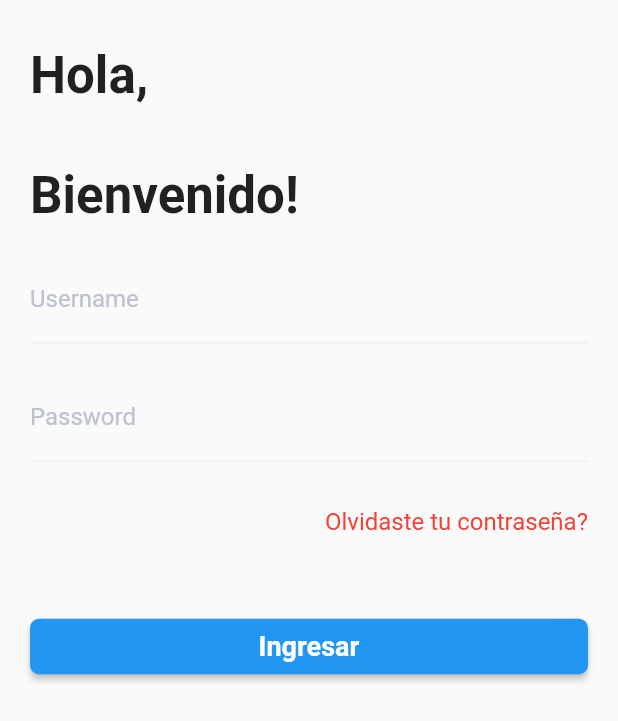
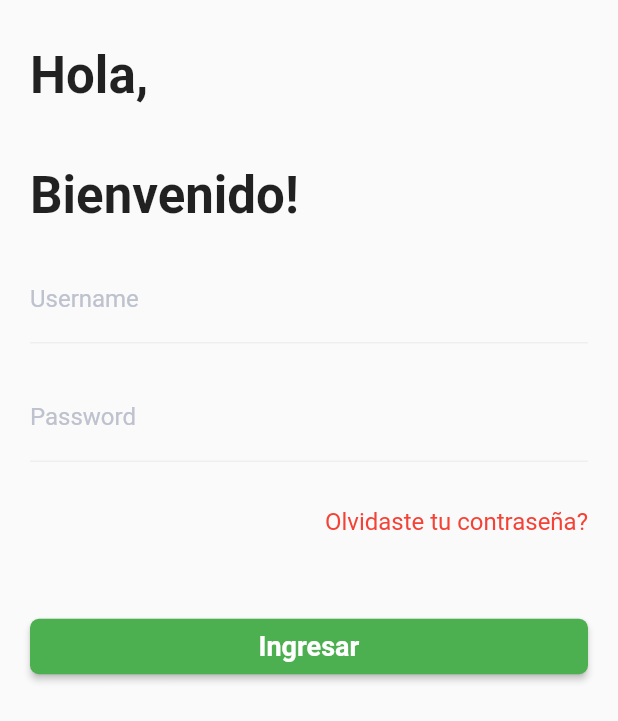
Before and after one commit to AntonyChinVal/flutter-clean-architecture, a Flutter app: the screen it shows after launch, on a phone screen of 412 x 824 dp. Shown: the top 721 px of the screen. Run offline on Flutter 3.47's test engine with Material 2 defaults, Android fonts, the light colour scheme and no system bars; our stand-ins replace bloc, dio, equatable, firebase_auth, firebase_core, flutter_bloc and 6 more; missing offline and left inert: flutter_facebook_auth; accounts and stored records are empty.

Commit message:
Firebas, Google Auth and Faceook Auth

```diff
--- a/clean_project/lib/src/domain/repositories/AuthenticationRepository.dart
+++ b/clean_project/lib/src/domain/repositories/AuthenticationRepository.dart
@@ -1,6 +1,10 @@
+
+import 'package:firebase_auth/firebase_auth.dart';
 
 abstract class AuthenticationRepository{
 
   Future<String> authenticate({String email , String password});
+  Future<UserCredential> googleAuthenticate();
+  Future<UserCredential> facebookAuthenticate();
 
 }
--- a/clean_project/lib/src/presentation/components/atoms/CButton.dart
+++ b/clean_project/lib/src/presentation/components/atoms/CButton.dart
@@ -15,8 +15,10 @@ class CButton extends StatelessWidget {
 
     return  ElevatedButton(
         autofocus: false,
-        style: TextButton.styleFrom(primary: this.color,shape: RoundedRectangleBorder(
-          borderRadius: BorderRadius.circular(6)
+        style: ElevatedButton.styleFrom(
+          primary: this.color,
+          shape: RoundedRectangleBorder(
+            borderRadius: BorderRadius.circular(6)
         ) ),
         child: Container(
           padding: EdgeInsets.symmetric(vertical: 8, horizontal: 10),
--- a/clean_project/lib/src/presentation/components/organisms/LoginForm.dart
+++ b/clean_project/lib/src/presentation/components/organisms/LoginForm.dart
@@ -2,12 +2,20 @@ import 'package:clean_project/src/presentation/components/atoms/CButton.dart';
 import 'package:clean_project/src/presentation/components/atoms/CTextFormField.dart';
 import 'package:clean_project/src/presentation/components/atoms/CTextLink.dart';
 import 'package:flutter/material.dart';
+import 'package:flutter_dotenv/flutter_dotenv.dart' as DotEnv;
 
 class LoginForm extends StatefulWidget {
+
   final void Function(String email,String password)? onLogin;
+  final void Function()? onGoogleLogin;
+  final void Function()? onFacebookLogin;
   final void Function()? onForgetPassword;
 
-  LoginForm({Key? key, @required this.onLogin, @required this.onForgetPassword}) : super(key: key);
+  LoginForm({Key? key,
+  @required this.onLogin,
+  @required this.onGoogleLogin,
+  @required this.onFacebookLogin,
+  @required this.onForgetPassword}) : super(key: key);
 
   @override
   LoginFormState createState() => LoginFormState();
@@ -32,7 +40,15 @@ class LoginFormState extends State<LoginForm> {
               SizedBox(height: 50,),
               CButton(onPressed: (){
                 widget.onLogin!(userController.text, passwordController.text);
-              }, title: 'Ingresar',),
+              }, title: 'Ingresar',color: Colors.green,),
+              DotEnv.env["FIREBASE"] == "true" ?
+              CButton(onPressed: (){
+                widget.onGoogleLogin!();
+              }, title: 'Google',color: Colors.red,) : SizedBox(),
+              DotEnv.env["FIREBASE"] == "true" ?
+              CButton(onPressed: (){
+                widget.onFacebookLogin!();
+              }, title: 'Facebook',color: Colors.blue,) : SizedBox(),
             ],
           )
     );
--- a/clean_project/lib/src/presentation/components/templates/LoginTemplate.dart
+++ b/clean_project/lib/src/presentation/components/templates/LoginTemplate.dart
@@ -7,6 +7,8 @@ import 'package:flutter/material.dart';
 class LoginTemplate extends StatelessWidget {
 
   final void Function(String email,String password)? onLogin;
+  final void Function()? onGoogleLogin;
+  final void Function()? onFacebookLogin;
   final void Function()? onForgetPassword;
   final bool inAsyncCall;
   final GlobalKey<State<StatefulWidget>>? globalKey;
@@ -14,6 +16,8 @@ class LoginTemplate extends StatelessWidget {
   LoginTemplate({
     @required this.globalKey,
     @required this.onLogin,
+    @required this.onGoogleLogin,
+    @required this.onFacebookLogin,
     @required this.onForgetPassword,
     this.inAsyncCall = false
   });
@@ -37,6 +41,8 @@ class LoginTemplate extends StatelessWidget {
               SizedBox(height: 20,),
               LoginForm(
                 onLogin: this.onLogin,
+                onGoogleLogin: this.onGoogleLogin,
+                onFacebookLogin: this.onFacebookLogin,
                 onForgetPassword: this.onForgetPassword,
               ),
             ],
--- a/clean_project/lib/src/presentation/configuration/navigation/NavigationService.dart
+++ b/clean_project/lib/src/presentation/configuration/navigation/NavigationService.dart
@@ -10,6 +10,10 @@ class NavigationService {
     return navigatorKey.currentState!.pushNamed(routeName, arguments: arguments);
   }
 
+  Future<dynamic> replaceTo(String routeName, {dynamic arguments}) {
+    return navigatorKey.currentState!.pushReplacementNamed(routeName,arguments: arguments);
+  }
+
   void goBack() {
     return navigatorKey.currentState!.pop();
   }
```
Also changed, not shown: clean_project/lib/main.dart (+14 -2 lines), clean_project/lib/src/data/repositories/AuthenticationRepository.dart (+33 -0 lines), clean_project/lib/src/domain/usecases/FacebookLoginUseCase.dart (added, +29 -0 lines), clean_project/lib/src/domain/usecases/GoogleLoginUseCase.dart (added, +29 -0 lines), clean_project/lib/src/presentation/configuration/FirebaseInitApp.dart (added, +56 -0 lines), clean_project/lib/src/presentation/screens/login/LoginScreen.dart (+10 -2 lines), clean_project/lib/src/presentation/screens/login/bloc/LoginBloc.dart (+48 -4 lines), clean_project/lib/src/presentation/screens/login/bloc/LoginEvent.dart (+12 -0 lines), clean_project/pubspec.yaml (+7 -1 lines), clean_project/lib/src/injection_container/injection_container.config.dart, clean_project/pubspec.lock, 7 other files.
